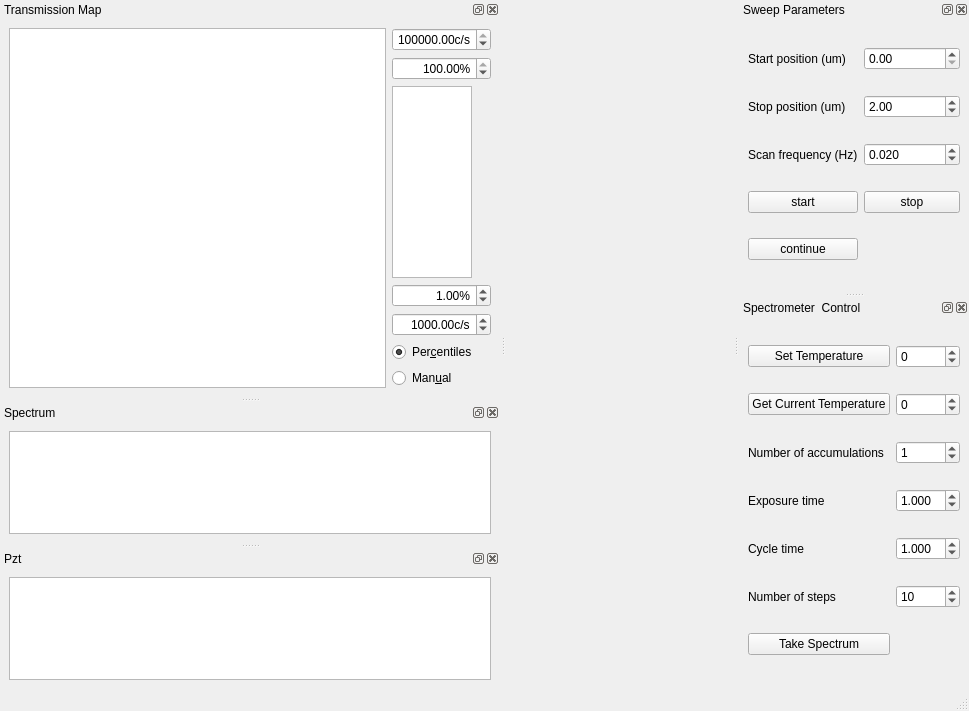
Above: gui/whitelight_transmission/whitelight_transmission.ui from rasjen/qudi before the change. Below: the same form after it.
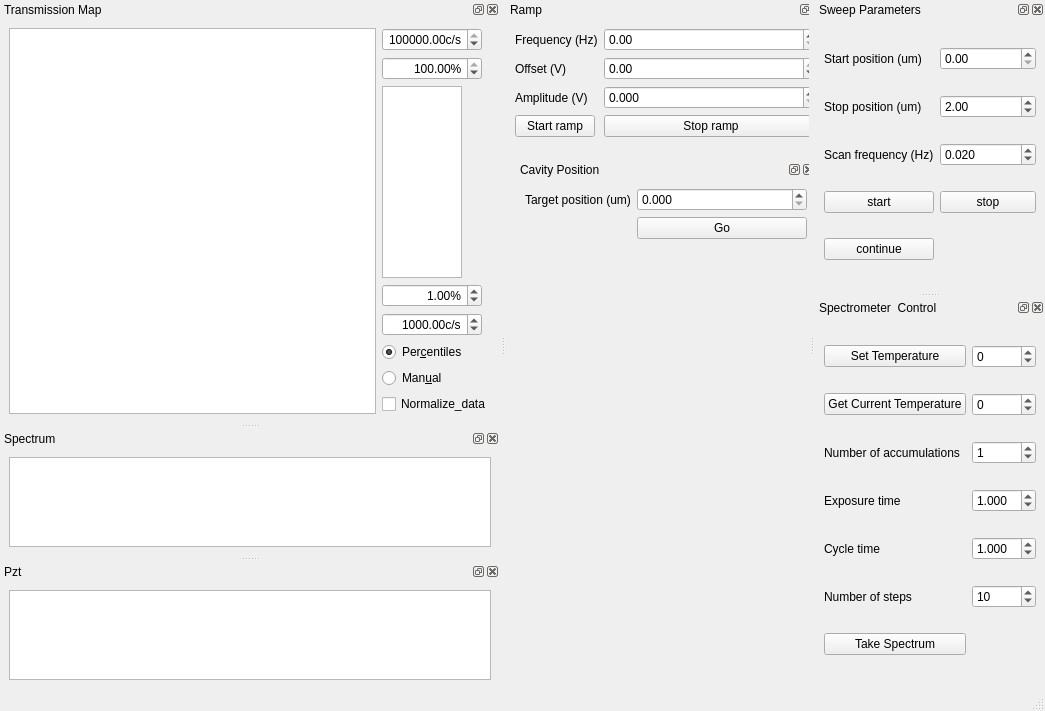
That is the form after the change. Custom widgets are drawn as their Qt base class.

Diff of the .ui file:
```diff
--- a/gui/whitelight_transmission/whitelight_transmission.ui
+++ b/gui/whitelight_transmission/whitelight_transmission.ui
@@ -6,14 +6,175 @@
    <rect>
     <x>0</x>
     <y>0</y>
-    <width>969</width>
+    <width>1045</width>
     <height>711</height>
    </rect>
   </property>
   <property name="windowTitle">
    <string>MainWindow</string>
   </property>
-  <widget class="QWidget" name="centralwidget"/>
+  <widget class="QWidget" name="centralwidget">
+   <widget class="QDockWidget" name="ramp_widget">
+    <property name="geometry">
+     <rect>
+      <x>0</x>
+      <y>0</y>
+      <width>321</width>
+      <height>161</height>
+     </rect>
+    </property>
+    <property name="minimumSize">
+     <size>
+      <width>300</width>
+      <height>149</height>
+     </size>
+    </property>
+    <property name="floating">
+     <bool>false</bool>
+    </property>
+    <property name="windowTitle">
+     <string>Ramp</string>
+    </property>
+    <widget class="QWidget" name="dockWidgetContents_6">
+     <layout class="QGridLayout" name="gridLayout_6">
+      <item row="0" column="0">
+       <layout class="QFormLayout" name="formLayout_2">
+        <item row="0" column="0">
+         <widget class="QLabel" name="label_8">
+          <property name="text">
+           <string>Frequency (Hz)</string>
+          </property>
+         </widget>
+        </item>
+        <item row="0" column="1">
+         <widget class="QDoubleSpinBox" name="ramp_frequency_DoubleSpinBox">
+          <property name="maximum">
+           <double>200.000000000000000</double>
+          </property>
+         </widget>
+        </item>
+        <item row="1" column="0">
+         <widget class="QLabel" name="label_9">
+          <property name="text">
+           <string>Offset (V)</string>
+          </property>
+         </widget>
+        </item>
+        <item row="1" column="1">
+         <widget class="QDoubleSpinBox" name="ramp_offset_DoubleSpinBox">
+          <property name="minimum">
+           <double>-3.750000000000000</double>
+          </property>
+          <property name="maximum">
+           <double>0.000000000000000</double>
+          </property>
+          <property name="singleStep">
+           <double>0.010000000000000</double>
+          </property>
+          <property name="value">
+           <double>0.000000000000000</double>
+          </property>
+         </widget>
+        </item>
+        <item row="2" column="0">
+         <widget class="QLabel" name="label_10">
+          <property name="text">
+           <string>Amplitude (V)</string>
+          </property>
+         </widget>
+        </item>
+        <item row="3" column="0">
+         <widget class="QPushButton" name="StartRamp_PushButton">
+          <property name="text">
+           <string>Start ramp</string>
+          </property>
+         </widget>
+        </item>
+        <item row="3" column="1">
+         <widget class="QPushButton" name="StopRamp_PushButton">
+          <property name="text">
+           <string>Stop ramp</string>
+          </property>
+         </widget>
+        </item>
+        <item row="2" column="1">
+         <widget class="QDoubleSpinBox" name="ramp_amplitude_DoubleSpinBox">
+          <property name="decimals">
+           <number>3</number>
+          </property>
+          <property name="minimum">
+           <double>0.000000000000000</double>
+          </property>
+          <property name="maximum">
+           <double>1.860000000000000</double>
+          </property>
+          <property name="singleStep">
+           <double>0.010000000000000</double>
+          </property>
+         </widget>
+        </item>
+       </layout>
+      </item>
+     </layout>
+    </widget>
+   </widget>
+   <widget class="QDockWidget" name="cavityposition">
+    <property name="geometry">
+     <rect>
+      <x>10</x>
+      <y>160</y>
+      <width>300</width>
+      <height>536</height>
+     </rect>
+    </property>
+    <property name="sizePolicy">
+     <sizepolicy hsizetype="Expanding" vsizetype="Expanding">
+      <horstretch>0</horstretch>
+      <verstretch>0</verstretch>
+     </sizepolicy>
+    </property>
+    <property name="minimumSize">
+     <size>
+      <width>300</width>
+      <height>300</height>
+     </size>
+    </property>
+    <property name="windowTitle">
+     <string>Cavity Position</string>
+    </property>
+    <widget class="QWidget" name="dockWidgetContents_7">
+     <layout class="QFormLayout" name="formLayout_3">
+      <item row="1" column="1">
+       <widget class="QDoubleSpinBox" name="doubleSpinBox_2">
+        <property name="decimals">
+         <number>3</number>
+        </property>
+        <property name="maximum">
+         <double>20.000000000000000</double>
+        </property>
+        <property name="singleStep">
+         <double>0.001000000000000</double>
+        </property>
+       </widget>
+      </item>
+      <item row="1" column="0">
+       <widget class="QLabel" name="label_11">
+        <property name="text">
+         <string>Target position (um)</string>
+        </property>
+       </widget>
+      </item>
+      <item row="2" column="1">
+       <widget class="QPushButton" name="GOpushButton">
+        <property name="text">
+         <string>Go</string>
+        </property>
+       </widget>
+      </item>
+     </layout>
+    </widget>
+   </widget>
+  </widget>
   <widget class="QMenuBar" name="menubar">
    <property name="geometry">
     <rect>
@@ -35,7 +196,7 @@
    <property name="minimumSize">
     <size>
      <width>500</width>
-     <height>384</height>
+     <height>407</height>
     </size>
    </property>
    <property name="windowTitle">
@@ -184,6 +345,13 @@
          </property>
         </widget>
        </item>
+       <item row="7" column="0">
+        <widget class="QCheckBox" name="normalize_checkBox">
+         <property name="text">
+          <string>Normalize_data</string>
+         </property>
+        </widget>
+       </item>
       </layout>
      </item>
     </layout>
```
Left out of the diff: 2 changed lines with no effect on the pictures.
